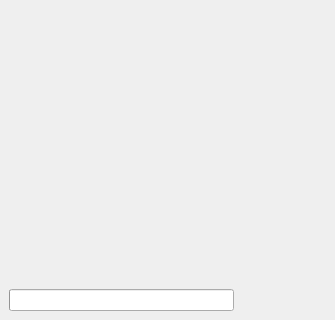
The window that widgets/mainWindow.ui (xmpp-graveyard/jabbim) describes before a commit, drawn with Qt 5; both pictures show x 0 to 335 and y 426 to 746 of the 335 by 746 pixel window.
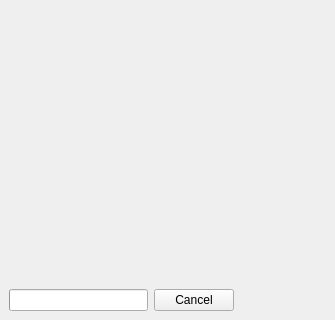
The same window after the commit. The open tabs and pages were chosen to show the change. Icons and pictures are not drawn.

Commit message: urychleni zmeny na splash screen a tim zamezeni zmeny profilu a dalsich informaci, cancel tlacitko behem pripojovani

What changed in the file:
```diff
--- a/widgets/mainWindow.ui
+++ b/widgets/mainWindow.ui
@@ -686,6 +686,14 @@
           </widget>
          </item>
          <item>
+          <layout class="QHBoxLayout" >
+           <property name="margin" >
+            <number>0</number>
+           </property>
+           <property name="spacing" >
+            <number>6</number>
+           </property>
+           <item>
           <widget class="QProgressBar" name="splashProgress" >
            <property name="value" >
             <number>0</number>
@@ -700,6 +708,15 @@
             <bool>false</bool>
            </property>
           </widget>
+           </item>
+           <item>
+            <widget class="QPushButton" name="login_cancel" >
+             <property name="text" >
+              <string>Cancel</string>
+             </property>
+            </widget>
+           </item>
+          </layout>
          </item>
         </layout>
        </widget>
```
Lines whose indentation alone changed are shown as unchanged. The commit also changes 2 other files.
